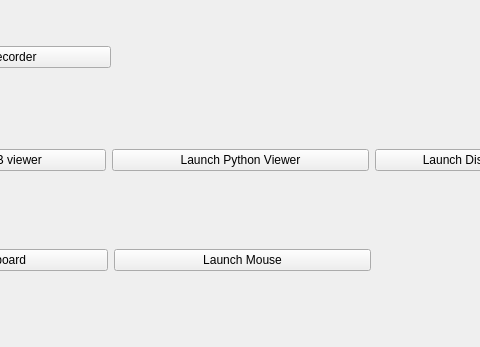
Old version of the form MainGUI/launcher.ui in the repository antoniogvp/labstreaminglayer; both pictures show x 170 to 650 and y 270 to 617 of the 849 by 617 pixel window.
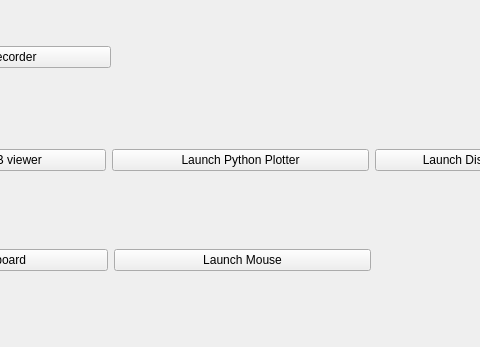
New version of the form.

What changed in the file:
```diff
--- a/MainGUI/launcher.ui
+++ b/MainGUI/launcher.ui
@@ -178,7 +178,7 @@
      <item row="1" column="1">
       <widget class="QPushButton" name="pushButton_16">
        <property name="text">
-        <string>Launch Python Viewer</string>
+        <string>Launch Python Plotter</string>
        </property>
       </widget>
      </item>
```
